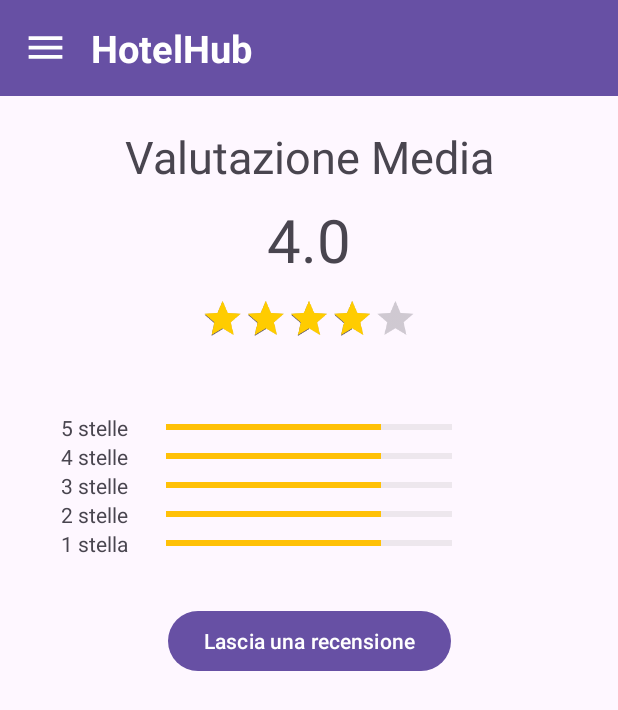
After one commit to Fabio0189/HotelHub, an Android app: the fragment RecensioniFragment placed in its activity, on a phone screen of 412 x 824 dp. The commit adds this screen. Shown: the top 710 px of the screen. Run offline under Robolectric (Android 15) with nearby library versions, the phone set to English and light mode, and no system bars; 1 statement that could not run was skipped.

Commit message:
giorno ho perso la concezione del tempo

```diff
--- a/app/build.gradle
+++ b/app/build.gradle
@@ -66,4 +66,5 @@ dependencies {
 
 
 
+
 }
--- a/app/src/main/java/com/esrcitazione/hotelhub/HomeOspiteActivity.kt
+++ b/app/src/main/java/com/esrcitazione/hotelhub/HomeOspiteActivity.kt
@@ -91,6 +91,11 @@ class HomeOspiteActivity : AppCompatActivity() {
                     binding.drawerLayout.closeDrawers()
                     return@setNavigationItemSelectedListener true
                 }
+                R.id.menuRecensioni -> {
+                    openFragment(RecensioniFragment())
+                    binding.drawerLayout.closeDrawers()
+                    return@setNavigationItemSelectedListener true
+                }
 
                 R.id.menuInfo -> {
                     openFragment(InfoFragment())
--- /dev/null
+++ b/app/src/main/java/com/esrcitazione/hotelhub/RecensioniFragment.kt
@@ -0,0 +1,180 @@
+package com.esrcitazione.hotelhub
+
+import android.os.Bundle
+import androidx.fragment.app.Fragment
+import android.view.LayoutInflater
+import android.view.View
+import android.view.ViewGroup
+import android.widget.Button
+import android.widget.EditText
+import android.widget.RatingBar
+import android.widget.TextView
+import android.widget.Toast
+import androidx.appcompat.app.AlertDialog
+import com.esrcitazione.hotelhub.databinding.FragmentRecensioniBinding
+import com.google.gson.JsonObject
+import retrofit2.Call
+import retrofit2.Callback
+import retrofit2.Response
+
+private const val ARG_PARAM1 = "param1"
+private const val ARG_PARAM2 = "param2"
+
+class RecensioniFragment : Fragment() {
+    private var param1: String? = null
+    private var param2: String? = null
+    private lateinit var db: DatabaseHelper
+    private lateinit var binding: FragmentRecensioniBinding
+
+    override fun onCreate(savedInstanceState: Bundle?) {
+        super.onCreate(savedInstanceState)
+        arguments?.let {
+            param1 = it.getString(ARG_PARAM1)
+            param2 = it.getString(ARG_PARAM2)
+        }
+    }
+
+    override fun onCreateView(
+        inflater: LayoutInflater, container: ViewGroup?,
+        savedInstanceState: Bundle?
+    ): View? {
+        binding = FragmentRecensioniBinding.inflate(inflater, container, false)
+        return binding.root
+    }
+
+    override fun onViewCreated(view: View, savedInstanceState: Bundle?) {
+        super.onViewCreated(view, savedInstanceState)
+
+        val buttonLeaveReview = view.findViewById<Button>(R.id.button_lascia_recensione)
+        buttonLeaveReview.setOnClickListener {
+            showLeaveReviewPopup()
+        }
+
+        calcolaMediaRecensioni()
+        calcolaPercentualiRecensioni()
+    }
+
+    private fun showLeaveReviewPopup() {
+        val dialogView = LayoutInflater.from(requireContext()).inflate(R.layout.lascia_recensione, null)
+        db = DatabaseHelper(requireContext())
+
+        val alertDialogBuilder = AlertDialog.Builder(requireContext())
+            .setView(dialogView)
+            .setTitle("Lascia una recensione")
+            .setPositiveButton("Invia") { dialog, which ->
+                val ratingBar = dialogView.findViewById<RatingBar>(R.id.dialog_rating_bar)
+                val commentEditText = dialogView.findViewById<EditText>(R.id.dialog_comment)
+
+                val id_u = db.getId()
+                val rating = ratingBar.rating.toDouble()
+                val comment = commentEditText.text.toString()
+
+                inserisciRecesione(id_u, rating, comment)
+
+                dialog.dismiss()
+            }
+            .setNegativeButton("Torna indietro") { dialog, which ->
+                dialog.dismiss()
+            }
+
+        val alertDialog = alertDialogBuilder.create()
+        alertDialog.show()
+    }
+
+    private fun inserisciRecesione(id: Int, rating: Double, commento: String) {
+        val insertQuery = "INSERT INTO recensioni (id_utente_recensione, punteggio, commento) VALUES ('$id','$rating','$commento')"
+
+        ClientNetwork.retrofit.insert(insertQuery).enqueue(object : Callback<JsonObject> {
+            override fun onResponse(call: Call<JsonObject>, response: Response<JsonObject>) {
+                if (response.isSuccessful) {
+                    showToast("Recensione salvata con successo!")
+                } else {
+                    showToast("Recensione non salvata. Riprova.")
+                }
+            }
+
+            override fun onFailure(call: Call<JsonObject>, t: Throwable) {
+                showToast("Errore di connessione. Riprova.")
+            }
+        })
+    }
+
+    private fun calcolaMediaRecensioni() {
+        val ratingBarAverage = view?.findViewById<RatingBar>(R.id.rating_bar_average)
+        val mediaTextView = view?.findViewById<TextView>(R.id.text_average_rating_value)
+        val query = "SELECT AVG(punteggio) AS average_rating FROM recensioni"
+
+        ClientNetwork.retrofit.select(query).enqueue(object : Callback<JsonObject> {
+            override fun onResponse(call: Call<JsonObject>, response: Response<JsonObject>) {
+                if (response.isSuccessful) {
+                    val result = response.body()?.getAsJsonArray("queryset")
+                    if (result != null && result.size() > 0) {
+                        val averageRating = result[0].asJsonObject["average_rating"].asFloat
+                        ratingBarAverage?.rating = averageRating
+                        mediaTextView?.text = averageRating.toString()
+                    }
+                } else {
+                    showToast("Errore nel calcolo della media delle recensioni")
+                }
+            }
+
+            override fun onFailure(call: Call<JsonObject>, t: Throwable) {
+                showToast("Errore di connessione. Riprova.")
+            }
+        })
+    }
+
+
+    private fun calcolaPercentualiRecensioni() {
+        val query = "SELECT " +
+                "(SUM(IF(punteggio = 5, 1, 0)) * 100 / COUNT(*)) AS percentuale_cinque_stelle, " +
+                "(SUM(IF(punteggio = 4, 1, 0)) * 100 / COUNT(*)) AS percentuale_quattro_stelle, " +
+                "(SUM(IF(punteggio = 3, 1, 0)) * 100 / COUNT(*)) AS percentuale_tre_stelle, " +
+                "(SUM(IF(punteggio = 2, 1, 0)) * 100 / COUNT(*)) AS percentuale_due_stelle, " +
+                "(SUM(IF(punteggio = 1, 1, 0)) * 100 / COUNT(*)) AS percentuale_una_stella " +
+                "FROM recensioni"
+
+        ClientNetwork.retrofit.select(query).enqueue(object : Callback<JsonObject> {
+            override fun onResponse(call: Call<JsonObject>, response: Response<JsonObject>) {
+                if (response.isSuccessful) {
+                    val result = response.body()?.getAsJsonArray("queryset")
+                    if (result != null && result.size() > 0) {
+                        val percentualeCinqueStelle = result[0].asJsonObject["percentuale_cinque_stelle"].asDouble
+                        val percentualeQuattroStelle = result[0].asJsonObject["percentuale_quattro_stelle"].asDouble
+                        val percentualeTreStelle = result[0].asJsonObject["percentuale_tre_stelle"].asDouble
+                        val percentualeDueStelle = result[0].asJsonObject["percentuale_due_stelle"].asDouble
+                        val percentualeUnaStella = result[0].asJsonObject["percentuale_una_stella"].asDouble
+
+                        binding.progressBar5.progress = percentualeCinqueStelle.toInt()
+                        binding.progressBar4.progress = percentualeQuattroStelle.toInt()
+                        binding.progressBar3.progress = percentualeTreStelle.toInt()
+                        binding.progressBar2.progress = percentualeDueStelle.toInt()
+                        binding.progressBar1.progress = percentualeUnaStella.toInt()
+                    }
+                } else {
+                    showToast("Errore nel calcolo delle percentuali.")
+                }
+            }
+
+            override fun onFailure(call: Call<JsonObject>, t: Throwable) {
+                showToast("Errore di connessione. Riprova.")
+            }
+        })
+    }
+
+
+    private fun showToast(message: String) {
+        Toast.makeText(requireContext(), message, Toast.LENGTH_SHORT).show()
+    }
+
+    companion object {
+        @JvmStatic
+        fun newInstance(param1: String, param2: String) =
+            RecensioniFragment().apply {
+                arguments = Bundle().apply {
+                    putString(ARG_PARAM1, param1)
+                    putString(ARG_PARAM2, param2)
+                }
+            }
+    }
+}
--- /dev/null
+++ b/app/src/main/res/drawable/baseline_star_half_24.xml
@@ -0,0 +1,5 @@
+<vector android:autoMirrored="true" android:height="24dp"
+    android:tint="#000000" android:viewportHeight="24"
+    android:viewportWidth="24" android:width="24dp" xmlns:android="http://schemas.android.com/apk/res/android">
+    <path android:fillColor="@android:color/white" android:pathData="M22,9.24l-7.19,-0.62L12,2L9.19,8.63L2,9.24l5.46,4.73L5.82,21L12,17.27L18.18,21l-1.63,-7.03L22,9.24zM12,15.4V6.1l1.71,4.04l4.38,0.38l-3.32,2.88l1,4.28L12,15.4z"/>
+</vector>
--- /dev/null
+++ b/app/src/main/res/layout/fragment_recensioni.xml
@@ -0,0 +1,249 @@
+<?xml version="1.0" encoding="utf-8"?>
+<FrameLayout xmlns:android="http://schemas.android.com/apk/res/android"
+    xmlns:app="http://schemas.android.com/apk/res-auto"
+    android:layout_width="match_parent"
+    android:layout_height="match_parent">
+
+    <androidx.constraintlayout.widget.ConstraintLayout
+        android:layout_width="match_parent"
+        android:layout_height="wrap_content">
+
+        <!-- Media delle recensioni -->
+        <TextView
+            android:id="@+id/text_average_rating"
+            android:layout_width="wrap_content"
+            android:layout_height="wrap_content"
+            android:layout_marginTop="20dp"
+            android:layout_marginBottom="16dp"
+            android:text="Valutazione Media"
+            android:textSize="30sp"
+            app:layout_constraintEnd_toEndOf="parent"
+            app:layout_constraintStart_toStartOf="parent"
+            app:layout_constraintTop_toTopOf="parent" />
+
+        <!-- RateView per la media delle recensioni -->
+        <LinearLayout
+            android:id="@+id/linearMedia"
+            android:layout_width="match_parent"
+            android:layout_height="wrap_content"
+            android:layout_marginTop="8dp"
+            android:orientation="vertical"
+            app:layout_constraintEnd_toEndOf="parent"
+            app:layout_constraintStart_toStartOf="parent"
+            app:layout_constraintTop_toBottomOf="@+id/text_average_rating">
+
+            <TextView
+                android:id="@+id/text_average_rating_value"
+                android:layout_width="match_parent"
+                android:layout_height="0dp"
+                android:layout_gravity="center_vertical"
+                android:layout_weight="1"
+                android:gravity="center"
+                android:text="4.0"
+                android:textSize="40sp" />
+
+            <RatingBar
+                android:id="@+id/rating_bar_average"
+                android:layout_width="wrap_content"
+                android:layout_height="wrap_content"
+                android:layout_gravity="center"
+                android:contentDescription="Recensioni"
+                android:numStars="5"
+                android:rating="4"
+                android:scaleX="0.6"
+                android:scaleY="0.6"
+                android:stepSize="0.1"
+                android:progressTint="@color/giallo"
+                style="?android:ratingBarStyle"
+                />
+
+
+        </LinearLayout>
+
+        <!-- Barre di recensione per ogni valutazione -->
+        <LinearLayout
+            android:id="@+id/layout_rating_bars"
+            android:layout_width="match_parent"
+            android:layout_height="wrap_content"
+            android:layout_marginTop="16dp"
+            android:padding="15dp"
+            android:orientation="vertical"
+            app:layout_constraintTop_toBottomOf="@+id/linearMedia">
+
+            <!-- Barra recensione 5 stelle -->
+            <LinearLayout
+                android:layout_width="match_parent"
+                android:layout_height="wrap_content"
+                android:orientation="horizontal">
+
+                <TextView
+                    android:layout_width="0dp"
+                    android:layout_height="wrap_content"
+                    android:layout_gravity="center"
+                    android:layout_weight="1"
+                    android:gravity="center"
+                    android:text="5 stelle" />
+
+                <ProgressBar
+                    android:id="@+id/progressBar5"
+                    style="?android:attr/progressBarStyleHorizontal"
+                    android:layout_width="0dp"
+                    android:layout_height="10dp"
+                    android:layout_weight="2"
+                    android:layout_gravity="center"
+                    android:max="100"
+                    android:progress="75"
+                    android:progressTint="#FFC107"
+                    android:progressBackgroundTint="#b9b9b9" />
+
+                <Space
+                    android:layout_width="0dp"
+                    android:layout_height="wrap_content"
+                    android:layout_gravity="center"
+                    android:layout_weight="1" />
+            </LinearLayout>
+
+            <!-- Barra recensione 4 stelle -->
+            <LinearLayout
+                android:layout_width="match_parent"
+                android:layout_height="wrap_content"
+                android:orientation="horizontal">
+
+                <TextView
+                    android:layout_width="0dp"
+                    android:layout_height="wrap_content"
+                    android:layout_gravity="center"
+                    android:layout_weight="1"
+                    android:gravity="center"
+                    android:text="4 stelle" />
+
+                <ProgressBar
+                    android:id="@+id/progressBar4"
+                    style="?android:attr/progressBarStyleHorizontal"
+                    android:layout_width="0dp"
+                    android:layout_height="10dp"
+                    android:layout_weight="2"
+                    android:layout_gravity="center"
+                    android:max="100"
+                    android:progress="75"
+                    android:progressTint="#FFC107"
+                    android:progressBackgroundTint="#b9b9b9" />
+                <Space
+                    android:layout_width="0dp"
+                    android:layout_height="wrap_content"
+                    android:layout_gravity="center"
+                    android:layout_weight="1" />
+            </LinearLayout>
+
+            <!-- Barra recensione 3 stelle -->
+            <LinearLayout
+                android:layout_width="match_parent"
+                android:layout_height="wrap_content"
+                android:orientation="horizontal">
+
+                <TextView
+                    android:layout_width="0dp"
+                    android:layout_height="wrap_content"
+                    android:layout_gravity="center"
+                    android:layout_weight="1"
+                    android:gravity="center"
+                    android:text="3 stelle" />
+
+                <ProgressBar
+                    android:id="@+id/progressBar3"
+                    style="?android:attr/progressBarStyleHorizontal"
+                    android:layout_width="0dp"
+                    android:layout_height="10dp"
+                    android:layout_weight="2"
+                    android:layout_gravity="center"
+                    android:max="100"
+                    android:progress="75"
+                    android:progressTint="#FFC107"
+                    android:progressBackgroundTint="#b9b9b9" />
+                <Space
+                    android:layout_width="0dp"
+                    android:layout_height="wrap_content"
+                    android:layout_gravity="center"
+                    android:layout_weight="1" />
+            </LinearLayout>
+
+            <!-- Barra recensione 2 stelle -->
+            <LinearLayout
+                android:layout_width="match_parent"
+                android:layout_height="wrap_content"
+                android:orientation="horizontal">
+
+                <TextView
+                    android:layout_width="0dp"
+                    android:layout_height="wrap_content"
+                    android:layout_gravity="center"
+                    android:layout_weight="1"
+                    android:gravity="center"
+                    android:text="2 stelle" />
+
+                <ProgressBar
+                    android:id="@+id/progressBar2"
+                    style="?android:attr/progressBarStyleHorizontal"
+                    android:layout_width="0dp"
+                    android:layout_height="10dp"
+                    android:layout_weight="2"
+                    android:layout_gravity="center"
+                    android:max="100"
+                    android:progress="75"
+                    android:progressTint="#FFC107"
+                    android:progressBackgroundTint="#b9b9b9" />
+                <Space
+                    android:layout_width="0dp"
+                    android:layout_height="wrap_content"
+                    android:layout_gravity="center"
+                    android:layout_weight="1" />
+            </LinearLayout>
+
+            <!-- Barra recensione 1 stella -->
+            <LinearLayout
+                android:layout_width="match_parent"
+                android:layout_height="wrap_content"
+                android:orientation="horizontal">
+
+                <TextView
+                    android:layout_width="0dp"
+                    android:layout_height="wrap_content"
+                    android:layout_gravity="center"
+                    android:layout_weight="1"
+                    android:gravity="center"
+                    android:text="1 stella" />
+                <ProgressBar
+                    android:id="@+id/progressBar1"
+                    style="?android:attr/progressBarStyleHorizontal"
+                    android:layout_width="0dp"
+                    android:layout_height="10dp"
+                    android:layout_weight="2"
+                    android:layout_gravity="center"
+                    android:max="100"
+                    android:progress="75"
+                    android:progressTint="#FFC107"
+                    android:progressBackgroundTint="#b9b9b9" />
+                <Space
+                    android:layout_width="0dp"
+                    android:layout_height="wrap_content"
+                    android:layout_gravity="center"
+                    android:layout_weight="1"/>
+            </LinearLayout>
+
+        </LinearLayout>
+
+        <!-- Tasto per lasciare una recensione -->
+        <Button
+            android:id="@+id/button_lascia_recensione"
+            android:layout_width="wrap_content"
+            android:layout_height="wrap_content"
+            android:layout_marginTop="16dp"
+            android:text="Lascia una recensione"
+            app:layout_constraintEnd_toEndOf="parent"
+            app:layout_constraintStart_toStartOf="parent"
+            app:layout_constraintTop_toBottomOf="@+id/layout_rating_bars" />
+
+
+    </androidx.constraintlayout.widget.ConstraintLayout>
+
+</FrameLayout>
--- a/app/src/main/res/layout/fragment_servizio_admin.xml
+++ b/app/src/main/res/layout/fragment_servizio_admin.xml
@@ -13,8 +13,10 @@
         android:id="@+id/textViewNoPrenotazioni"
         android:layout_width="wrap_content"
         android:layout_height="wrap_content"
-        android:text="Nessun Servizio In Camera Richiesto"
-        android:layout_gravity="center" />
+        android:layout_marginTop="40dp"
+        android:visibility="gone"
+        android:text="@string/nessun_servizio_in_camera_richiesto"
+        android:layout_gravity="center_horizontal" />
 
 
 </FrameLayout>
--- a/app/src/main/res/layout/item_booking.xml
+++ b/app/src/main/res/layout/item_booking.xml
@@ -1,8 +1,13 @@
+<?xml version="1.0" encoding="utf-8"?>
 <androidx.cardview.widget.CardView
     xmlns:android="http://schemas.android.com/apk/res/android"
     xmlns:app="http://schemas.android.com/apk/res-auto"
+    android:id="@+id/cardView"
     android:layout_width="match_parent"
+    android:layout_margin="10dp"
+    android:padding="5dp"
     android:layout_height="wrap_content"
+    android:elevation="8dp"
     app:cardCornerRadius="30dp">
 
     <LinearLayout
--- a/app/src/main/res/menu/navigation_menu.xml
+++ b/app/src/main/res/menu/navigation_menu.xml
@@ -29,6 +29,11 @@
         android:icon="@drawable/baseline_bedroom_parent_24"
         android:title="@string/prenotazioni_effettuate" />
     <item
+        android:id="@+id/menuRecensioni"
+        android:icon="@drawable/baseline_star_half_24"
+        android:title="@string/recensioni"
+        />
+    <item
         android:id="@+id/menuInfo"
         android:icon="@drawable/baseline_info_24"
         android:title="@string/info" />
--- a/app/src/main/res/values/colors.xml
+++ b/app/src/main/res/values/colors.xml
@@ -10,6 +10,8 @@
     <color name="selezionatoWhite">#D0D0D0</color>
     <color name="background">#BEE2F1</color>
     <color name="purple_100">#D1C4E9</color>
+    <color name="giallo">#FFCC00</color>
+
 
 
 
--- a/app/src/main/res/values/strings.xml
+++ b/app/src/main/res/values/strings.xml
@@ -54,5 +54,8 @@
     <string name="prenotazioni_effettuate">Prenotazioni Effettuate</string>
     <string name="nessuna_prenotazione_effettuata">Nessuna prenotazione effettuata</string>
     <string name="prenotazioni">Prenotazioni</string>
+    <string name="numero_camera">Numero Camera:</string>
+    <string name="nessun_servizio_in_camera_richiesto">Nessun Servizio In Camera Richiesto</string>
+    <string name="recensioni">Recensioni</string>
 
 </resources>
```
Also changed, not shown: app/src/main/java/com/esrcitazione/hotelhub/BookingAdapter.kt (+5 -7 lines), app/src/main/java/com/esrcitazione/hotelhub/ServizioAdminFragment.kt (+2 -5 lines), app/src/main/java/com/esrcitazione/hotelhub/ServizioInCameraAdapter.kt (+41 -2 lines), app/src/main/res/drawable/custom_progress_bar.xml (added, +15 -0 lines), app/src/main/res/layout/item_servizio_in_camera.xml (+32 -4 lines), app/src/main/res/layout/lascia_recensione.xml (added, +40 -0 lines).
